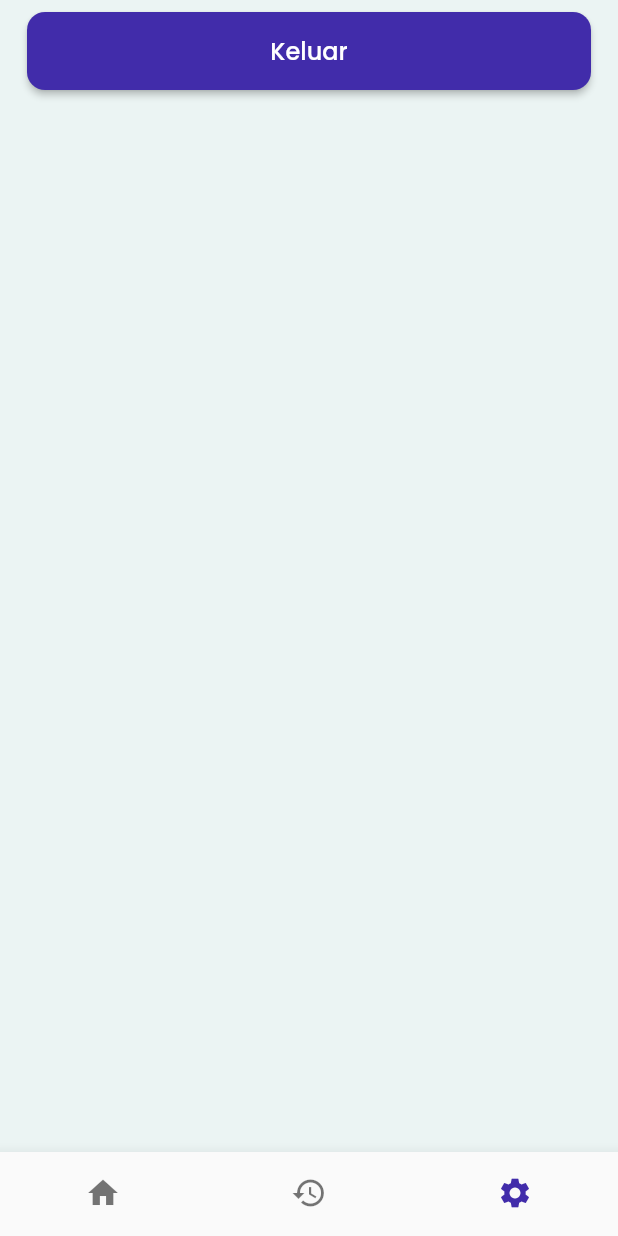
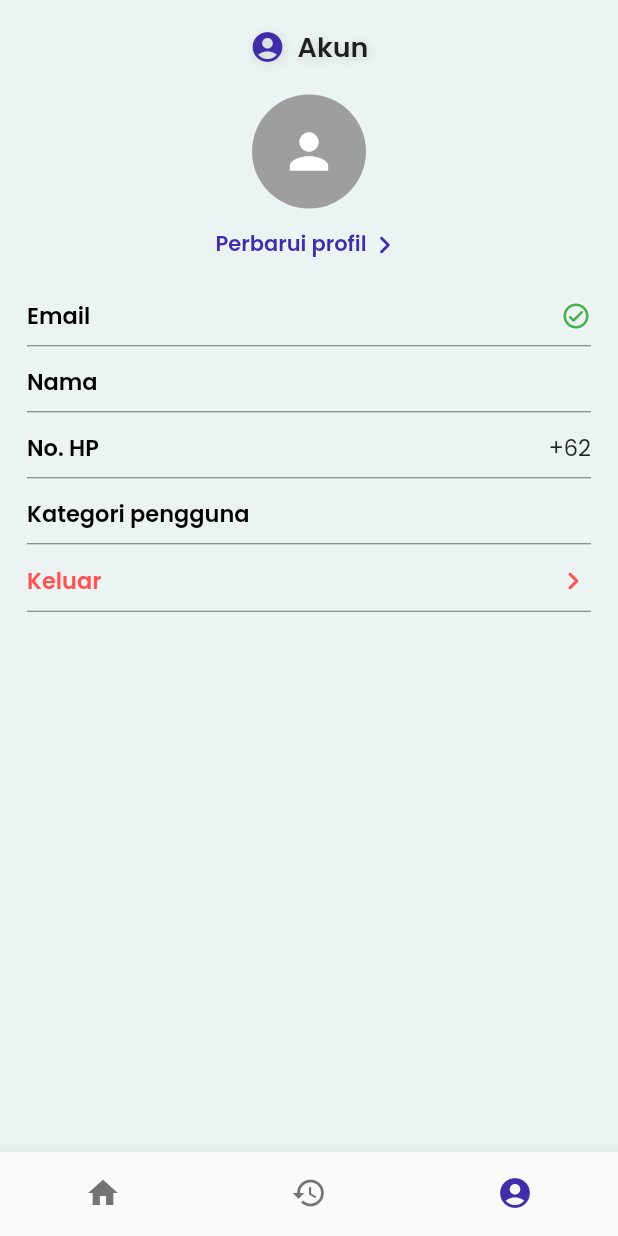
Before and after one commit to nuzulh/NoTrashApp, a Flutter app: the OfficerIndex screen opened by its route, item 3 of the bottom bar chosen, on a phone screen of 412 x 824 dp. Run offline on Flutter 3.47's test engine with Material 2 defaults, Android fonts, the phone set to English and light mode, and no system bars; our stand-ins replace cloud_firestore, dropdown_button2, file_picker, firebase_auth, firebase_core, firebase_storage and 4 more; missing offline and left inert: maps_launcher; accounts and stored records are empty.

Commit message:
Informasi user pada menu Akun

```diff
--- a/lib/providers/navigation.dart
+++ b/lib/providers/navigation.dart
@@ -3,7 +3,7 @@ import 'package:no_trash/screens/officer/history.dart';
 import 'package:no_trash/screens/officer/home.dart';
 import 'package:no_trash/screens/reporter/home.dart';
 import 'package:no_trash/screens/reporter/information.dart';
-import 'package:no_trash/screens/settings.dart';
+import 'package:no_trash/screens/account.dart';
 
 class Navigation with ChangeNotifier {
   // -------------------- REPORTER NAVIGATIONS --------------------
--- /dev/null
+++ b/lib/screens/account.dart
@@ -0,0 +1,123 @@
+import 'package:flutter/material.dart';
+import 'package:google_fonts/google_fonts.dart';
+import 'package:no_trash/helpers/consts.dart';
+import 'package:no_trash/providers/auth.dart';
+import 'package:no_trash/widgets/inline_text.dart';
+import 'package:no_trash/widgets/layout.dart';
+import 'package:no_trash/widgets/screen_label.dart';
+import 'package:provider/provider.dart';
+
+class Settings extends StatelessWidget {
+  const Settings({super.key});
+
+  @override
+  Widget build(BuildContext context) {
+    final auth = Provider.of<Auth>(context, listen: false);
+
+    return Layout(
+      child: Column(
+        children: [
+          ScreenLabel(icon: Icons.account_circle, label: 'Akun'),
+          CircleAvatar(
+            radius: 38,
+            backgroundColor: Colors.grey,
+            child: Icon(Icons.person, color: Colors.white, size: 38),
+          ),
+          TextButton(
+            onPressed: () {},
+            child: Row(
+              mainAxisAlignment: MainAxisAlignment.center,
+              children: [
+                Text(
+                  'Perbarui profil',
+                  style: GoogleFonts.poppins(
+                    color: kPrimaryColor,
+                    fontWeight: FontWeight.w600,
+                  ),
+                ),
+                Icon(Icons.chevron_right_rounded, color: kPrimaryColor),
+              ],
+            ),
+          ),
+          Padding(
+            padding: const EdgeInsets.only(top: 12, bottom: 8),
+            child: InlineText(
+              label: 'Email',
+              child: Row(
+                children: [
+                  Text(
+                    auth.currentUser.email,
+                    overflow: TextOverflow.ellipsis,
+                    style: GoogleFonts.poppins(),
+                  ),
+                  Icon(
+                    auth.firebaseAuth.currentUser!.emailVerified
+                        ? Icons.check_circle_outline_rounded
+                        : Icons.info_outline_rounded,
+                    color: auth.firebaseAuth.currentUser!.emailVerified
+                        ? Colors.green
+                        : Colors.redAccent,
+                    size: 20,
+                  ),
+                  auth.firebaseAuth.currentUser!.emailVerified
+                      ? SizedBox.shrink()
+                      : InkWell(
+                          onTap: () {},
+                          child: Text(
+                            ' Verifikasi',
+                            style: GoogleFonts.poppins(
+                              fontWeight: FontWeight.w600,
+                              fontStyle: FontStyle.italic,
+                              color: kPrimaryColor,
+                            ),
+                          ),
+                        ),
+                ],
+              ),
+            ),
+          ),
+          Divider(color: Colors.black54, height: 1),
+          Padding(
+            padding: const EdgeInsets.only(top: 12, bottom: 8),
+            child: InlineText(
+              label: 'Nama',
+              value: auth.currentUser.name,
+            ),
+          ),
+          Divider(color: Colors.black54, height: 1),
+          Padding(
+            padding: const EdgeInsets.only(top: 12, bottom: 8),
+            child: InlineText(
+              label: 'No. HP',
+              value: auth.countryCode + auth.currentUser.phoneNumber,
+            ),
+          ),
+          Divider(color: Colors.black54, height: 1),
+          Padding(
+            padding: const EdgeInsets.only(top: 12, bottom: 8),
+            child: InlineText(
+              label: 'Kategori pengguna',
+              value: auth.currentUser.role,
+            ),
+          ),
+          Divider(color: Colors.black54, height: 1),
+          InkWell(
+            onTap: () => auth.signOut(context),
+            child: Padding(
+              padding: const EdgeInsets.only(top: 12, bottom: 8),
+              child: InlineText(
+                label: 'Keluar',
+                color: Colors.redAccent,
+                child: Icon(
+                  Icons.chevron_right_rounded,
+                  color: Colors.redAccent,
+                ),
+              ),
+            ),
+          ),
+          Divider(color: Colors.black54, height: 1),
+        ],
+      ),
+    );
+  }
+}
--- a/lib/screens/officer/home.dart
+++ b/lib/screens/officer/home.dart
@@ -135,11 +135,6 @@ class OfficerHome extends StatelessWidget {
             ),
           ),
           Consumer<Report>(
-            // builder: (context, value, child) => Row(
-            //   children: value.unconfirmedReports
-            //       .map((report) => ReportCard(report: report))
-            //       .toList(),
-            // ),
             builder: (context, value, child) => SizedBox(
               height: 200,
               child: ListView.builder(
--- a/lib/screens/officer/index.dart
+++ b/lib/screens/officer/index.dart
@@ -25,8 +25,8 @@ class OfficerIndex extends StatelessWidget {
             icon: Icon(Icons.history),
           ),
           BottomNavigationBarItem(
-            label: 'Settings',
-            icon: Icon(Icons.settings),
+            label: 'Account',
+            icon: Icon(Icons.account_circle_rounded),
           ),
         ],
         showSelectedLabels: false,
--- a/lib/screens/reporter/index.dart
+++ b/lib/screens/reporter/index.dart
@@ -25,8 +25,8 @@ class ReporterIndex extends StatelessWidget {
             icon: Icon(Icons.widgets_rounded),
           ),
           BottomNavigationBarItem(
-            label: 'Settings',
-            icon: Icon(Icons.settings),
+            label: 'Account',
+            icon: Icon(Icons.account_circle_rounded),
           ),
         ],
         showSelectedLabels: false,
--- a/lib/screens/settings.dart
+++ /dev/null
@@ -1,27 +0,0 @@
-import 'package:flutter/material.dart';
-import 'package:no_trash/providers/auth.dart';
-import 'package:no_trash/widgets/layout.dart';
-import 'package:no_trash/widgets/primary_button.dart';
-import 'package:provider/provider.dart';
-
-class Settings extends StatelessWidget {
-  const Settings({super.key});
-
-  @override
-  Widget build(BuildContext context) {
-    final auth = Provider.of<Auth>(context, listen: false);
-
-    return Layout(
-      child: Column(
-        children: [
-          PrimaryButton(
-            label: 'Keluar',
-            onPressed: () {
-              auth.signOut(context);
-            },
-          ),
-        ],
-      ),
-    );
-  }
-}
--- a/lib/widgets/inline_text.dart
+++ b/lib/widgets/inline_text.dart
@@ -3,16 +3,18 @@ import 'package:google_fonts/google_fonts.dart';
 
 class InlineText extends StatelessWidget {
   final String label;
-  final String value;
+  final String? value;
   final bool isNewLine;
   final Color? color;
+  final Widget? child;
 
   const InlineText({
     super.key,
     required this.label,
-    required this.value,
+    this.value,
     this.isNewLine = false,
     this.color,
+    this.child,
   });
 
   @override
@@ -29,12 +31,14 @@ class InlineText extends StatelessWidget {
                   style: GoogleFonts.poppins(
                     fontSize: 15,
                     fontWeight: FontWeight.w600,
+                    color: color ?? Colors.black,
                   ),
                 ),
                 Text(
-                  value,
+                  value ?? '',
                   style: GoogleFonts.poppins(
                     fontSize: 15,
+                    color: color ?? Colors.black87,
                   ),
                 ),
               ],
@@ -49,11 +53,14 @@ class InlineText extends StatelessWidget {
                 style: GoogleFonts.poppins(
                   fontSize: 15,
                   fontWeight: FontWeight.w600,
+                  color: color ?? Colors.black,
                 ),
               ),
-              Flexible(
+              child != null
+                  ? child!
+                  : Flexible(
                       child: Text(
-                  value,
+                        value ?? '',
                         textAlign: TextAlign.right,
                         style: GoogleFonts.poppins(
                           fontSize: 15,
--- a/lib/widgets/primary_button.dart
+++ b/lib/widgets/primary_button.dart
@@ -6,12 +6,16 @@ class PrimaryButton extends StatelessWidget {
   final String label;
   final Function() onPressed;
   final IconData? icon;
+  final Color? color;
+  final Color? backgroundColor;
 
   const PrimaryButton({
     super.key,
     required this.label,
     required this.onPressed,
     this.icon,
+    this.color,
+    this.backgroundColor,
   });
 
   @override
@@ -26,7 +30,7 @@ class PrimaryButton extends StatelessWidget {
           shape: RoundedRectangleBorder(
             borderRadius: BorderRadius.circular(12),
           ),
-          backgroundColor: kPrimaryColor,
+          backgroundColor: backgroundColor ?? kPrimaryColor,
         ),
         child: Row(
           mainAxisAlignment: MainAxisAlignment.center,
@@ -39,7 +43,10 @@ class PrimaryButton extends StatelessWidget {
                 : const SizedBox.shrink(),
             Text(
               label,
-              style: GoogleFonts.poppins(fontSize: 16),
+              style: GoogleFonts.poppins(
+                fontSize: 16,
+                color: color ?? Colors.white,
+              ),
             ),
           ],
         ),
--- a/lib/widgets/report_card.dart
+++ b/lib/widgets/report_card.dart
@@ -14,15 +14,7 @@ class ReportCard extends StatelessWidget {
 
   @override
   Widget build(BuildContext context) {
-    return InkWell(
-      onTap: () {
-        Navigator.pushNamed(
-          context,
-          ReportDetail.routeName,
-          arguments: report,
-        );
-      },
-      child: Container(
+    return Container(
       width: 152,
       height: 198,
       margin: const EdgeInsets.only(right: 10, bottom: 20),
@@ -42,6 +34,14 @@ class ReportCard extends StatelessWidget {
           colors: [kPrimaryColor, kBgColor],
         ),
       ),
+      child: InkWell(
+        onTap: () {
+          Navigator.pushNamed(
+            context,
+            ReportDetail.routeName,
+            arguments: report,
+          );
+        },
         child: Padding(
           padding: const EdgeInsets.all(14),
           child: Column(
--- a/lib/widgets/secondary_button.dart
+++ b/lib/widgets/secondary_button.dart
@@ -6,12 +6,16 @@ class SecondaryButton extends StatelessWidget {
   final String label;
   final Function() onPressed;
   final IconData? icon;
+  final Color? color;
+  final Color? backgroundColor;
 
   const SecondaryButton({
     super.key,
     required this.label,
     required this.onPressed,
     this.icon,
+    this.color,
+    this.backgroundColor,
   });
 
   @override
@@ -26,8 +30,8 @@ class SecondaryButton extends StatelessWidget {
           shape: RoundedRectangleBorder(
             borderRadius: BorderRadius.circular(12),
           ),
-          foregroundColor: kPrimaryColor,
-          side: const BorderSide(color: kPrimaryColor, width: 2),
+          foregroundColor: color ?? kPrimaryColor,
+          side: BorderSide(color: backgroundColor ?? kPrimaryColor, width: 2),
         ),
         child: Row(
           mainAxisAlignment: MainAxisAlignment.center,
--- a/lib/widgets/summary_card.dart
+++ b/lib/widgets/summary_card.dart
@@ -22,9 +22,7 @@ class SummaryCard extends StatelessWidget {
 
   @override
   Widget build(BuildContext context) {
-    return InkWell(
-      onTap: onPressed,
-      child: Container(
+    return Container(
       width: double.infinity,
       height: height,
       padding: const EdgeInsets.symmetric(horizontal: 18),
@@ -45,6 +43,8 @@ class SummaryCard extends StatelessWidget {
           colors: [kPrimaryColor, kBgColor],
         ),
       ),
+      child: InkWell(
+        onTap: onPressed,
         child: Row(
           mainAxisAlignment: MainAxisAlignment.spaceBetween,
           children: [
```
Lines whose indentation alone changed are shown as unchanged.
